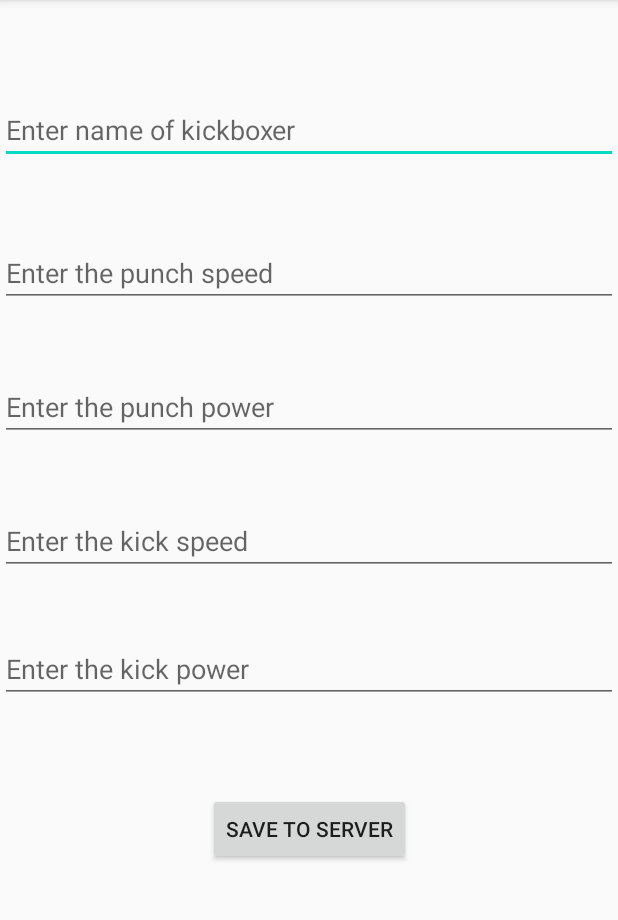
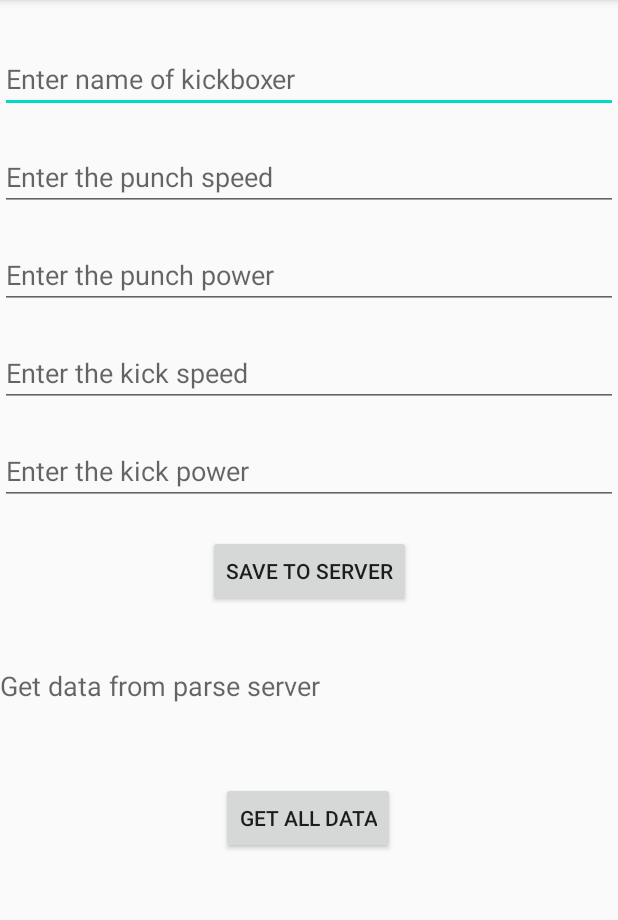
Before and after one commit to BulbulRathore/CloneInstagram, an Android app: the screen it shows after launch (SignUp), on a phone screen of 412 x 824 dp, the part 84-1004 px from its top. Run offline under Robolectric (Android 15) with nearby library versions, the phone set to English and light mode, and no system bars; libraries missing offline, so code that uses them is left out: com.parse, com.shashank.sony; 1 statement that could not run was skipped.

Commit message:
get data from Parse server

```diff
--- a/app/src/main/java/com/example/cloneinstagram/SignUp.java
+++ b/app/src/main/java/com/example/cloneinstagram/SignUp.java
@@ -6,17 +6,26 @@ import android.os.Bundle;
 import android.view.View;
 import android.widget.Button;
 import android.widget.EditText;
+import android.widget.TextView;
 import android.widget.Toast;
 
+import com.parse.FindCallback;
+import com.parse.GetCallback;
 import com.parse.ParseException;
 import com.parse.ParseObject;
+import com.parse.ParseQuery;
 import com.parse.SaveCallback;
 import com.shashank.sony.fancytoastlib.FancyToast;
+
+import java.util.List;
 
 public class SignUp extends AppCompatActivity implements View.OnClickListener {
 
     private Button btnsave;
     private EditText edtName,edtpunchSpeed,edtpunchPower,edtkickSpeed,edtkickPower;
+    private TextView txtGetdata;
+    private Button btnGetallData;
+    private String allKickboxers;
 
     @Override
     protected void onCreate(Bundle savedInstanceState) {
@@ -29,8 +38,53 @@ public class SignUp extends AppCompatActivity implements View.OnClickListener {
         edtpunchSpeed = findViewById(R.id.edtpunchSpeed);
         edtkickSpeed = findViewById(R.id.edtkickSpeed);
         edtkickPower = findViewById(R.id.edtkickPower);
+        txtGetdata = findViewById(R.id.txtGetdata);
+        btnGetallData = findViewById(R.id.btnAllData);
 
         btnsave.setOnClickListener(SignUp.this);
+
+        txtGetdata.setOnClickListener(new View.OnClickListener() {
+            @Override
+            public void onClick(View v) {
+                //Toast.makeText(SignUp.this,"parse server",Toast.LENGTH_LONG).show();
+                ParseQuery<ParseObject> parseQuery = ParseQuery.getQuery("Kickboxer");
+                parseQuery.getInBackground("UgjKjQudeN", new GetCallback<ParseObject>() {
+
+                    @Override
+                    public void done(ParseObject object, ParseException e) {
+                       // Toast.makeText(SignUp.this,"parse server new",Toast.LENGTH_LONG).show();
+                        if(object != null && e == null){
+                            txtGetdata.setText(object.get("name")+" "+"punch speed:: "+object.get("punch_speed"));
+                        }
+                    }
+                });
+            }
+        });
+
+        btnGetallData.setOnClickListener(new View.OnClickListener() {
+            @Override
+            public void onClick(View v) {
+                allKickboxers = "";
+                final ParseQuery<ParseObject> allQuery = ParseQuery.getQuery("Kickboxer");
+                allQuery.findInBackground(new FindCallback<ParseObject>() {
+                    @Override
+                    public void done(List<ParseObject> objects, ParseException e) {
+                        if(e == null){
+                            if(objects.size() > 0){
+
+                                for(ParseObject kickboxer : objects){
+                                    allKickboxers = allKickboxers + kickboxer.get("name") + "\n";
+                                }
+
+                                FancyToast.makeText(SignUp.this, allKickboxers, FancyToast.LENGTH_LONG, FancyToast.SUCCESS, true).show();
+                            } else{
+                                FancyToast.makeText(SignUp.this, "not Success", FancyToast.LENGTH_LONG, FancyToast.ERROR, true).show();
+                            }
+                        }
+                    }
+                });
+            }
+        });
     }
 
     @Override
--- a/app/src/main/res/layout/activity_main.xml
+++ b/app/src/main/res/layout/activity_main.xml
@@ -10,7 +10,7 @@
         android:id="@+id/edtName"
         android:layout_width="0dp"
         android:layout_height="wrap_content"
-        android:layout_marginTop="64dp"
+        android:layout_marginTop="30dp"
         android:ems="10"
         android:hint="Enter name of kickboxer"
         android:inputType="textPersonName"
@@ -23,7 +23,7 @@
         android:id="@+id/edtpunchSpeed"
         android:layout_width="0dp"
         android:layout_height="wrap_content"
-        android:layout_marginTop="50dp"
+        android:layout_marginTop="20dp"
         android:ems="10"
         android:hint="Enter the punch speed"
         android:inputType="textPersonName"
@@ -36,7 +36,7 @@
         android:id="@+id/edtpunchPower"
         android:layout_width="0dp"
         android:layout_height="wrap_content"
-        android:layout_marginTop="44dp"
+        android:layout_marginTop="20dp"
         android:ems="10"
         android:hint="Enter the punch power"
         android:inputType="textPersonName"
@@ -49,7 +49,7 @@
         android:id="@+id/edtkickSpeed"
         android:layout_width="0dp"
         android:layout_height="wrap_content"
-        android:layout_marginTop="44dp"
+        android:layout_marginTop="20dp"
         android:ems="10"
         android:hint="Enter the kick speed"
         android:inputType="textPersonName"
@@ -62,7 +62,7 @@
         android:id="@+id/edtkickPower"
         android:layout_width="0dp"
         android:layout_height="wrap_content"
-        android:layout_marginTop="40dp"
+        android:layout_marginTop="20dp"
         android:ems="10"
         android:hint="Enter the kick power"
         android:inputType="textPersonName"
@@ -75,11 +75,32 @@
         android:id="@+id/btnSave"
         android:layout_width="wrap_content"
         android:layout_height="wrap_content"
-        android:layout_marginTop="60dp"
+        android:layout_marginTop="20dp"
         android:text="Save to Server"
-        app:layout_constraintBottom_toBottomOf="parent"
         app:layout_constraintEnd_toEndOf="parent"
         app:layout_constraintStart_toStartOf="parent"
-        app:layout_constraintTop_toBottomOf="@+id/edtkickPower"
-        app:layout_constraintVertical_bias="0.0" />
+        app:layout_constraintTop_toBottomOf="@+id/edtkickPower" />
+
+    <TextView
+        android:id="@+id/txtGetdata"
+        android:layout_width="0dp"
+        android:layout_height="wrap_content"
+        android:layout_marginTop="40dp"
+        android:hint="Get data from parse server"
+        android:textSize="18sp"
+        app:layout_constraintEnd_toEndOf="parent"
+        app:layout_constraintHorizontal_bias="0.0"
+        app:layout_constraintStart_toStartOf="parent"
+        app:layout_constraintTop_toBottomOf="@+id/btnSave" />
+
+    <Button
+        android:id="@+id/btnAllData"
+        android:layout_width="wrap_content"
+        android:layout_height="wrap_content"
+        android:layout_marginTop="52dp"
+        android:text="Get All Data"
+        app:layout_constraintEnd_toEndOf="parent"
+        app:layout_constraintHorizontal_bias="0.498"
+        app:layout_constraintStart_toStartOf="parent"
+        app:layout_constraintTop_toBottomOf="@+id/txtGetdata" />
 </androidx.constraintlayout.widget.ConstraintLayout>
```
